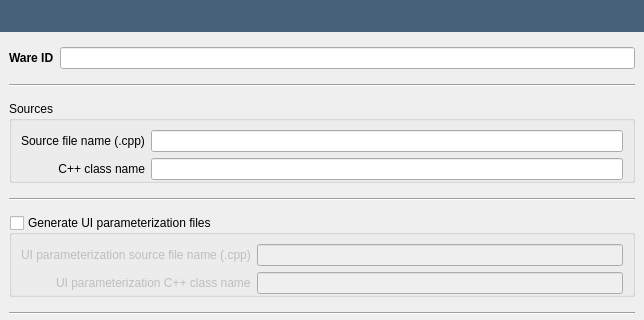
First picture: the form in src/openfluid/ui/waresdev/NewWareDialog.ui, repository OpenFLUID/openfluid, before the edit; both pictures show x 0 to 644 and y 0 to 320 of the 644 by 719 pixel window.
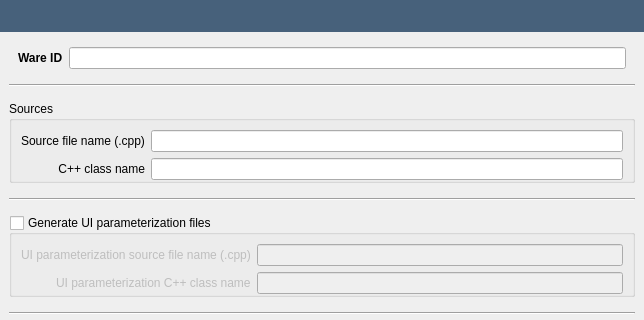
Second picture: the form after the edit.

What changed in the file:
```diff
--- a/src/openfluid/ui/waresdev/NewWareDialog.ui
+++ b/src/openfluid/ui/waresdev/NewWareDialog.ui
@@ -91,6 +91,18 @@
      </property>
      <item>
       <layout class="QFormLayout" name="formLayout_3">
+       <property name="fieldGrowthPolicy">
+        <enum>QFormLayout::AllNonFixedFieldsGrow</enum>
+       </property>
+       <property name="formAlignment">
+        <set>Qt::AlignLeading|Qt::AlignLeft|Qt::AlignTop</set>
+       </property>
+       <property name="leftMargin">
+        <number>9</number>
+       </property>
+       <property name="rightMargin">
+        <number>9</number>
+       </property>
        <item row="0" column="0">
         <widget class="QLabel" name="label">
          <property name="font">
```
